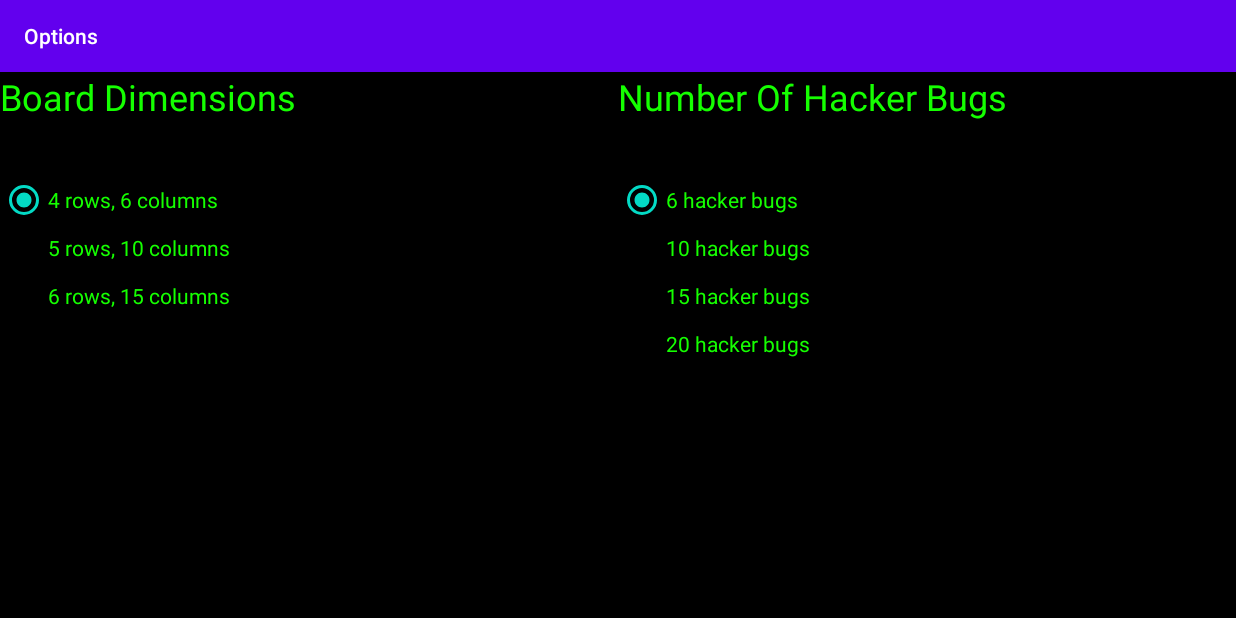
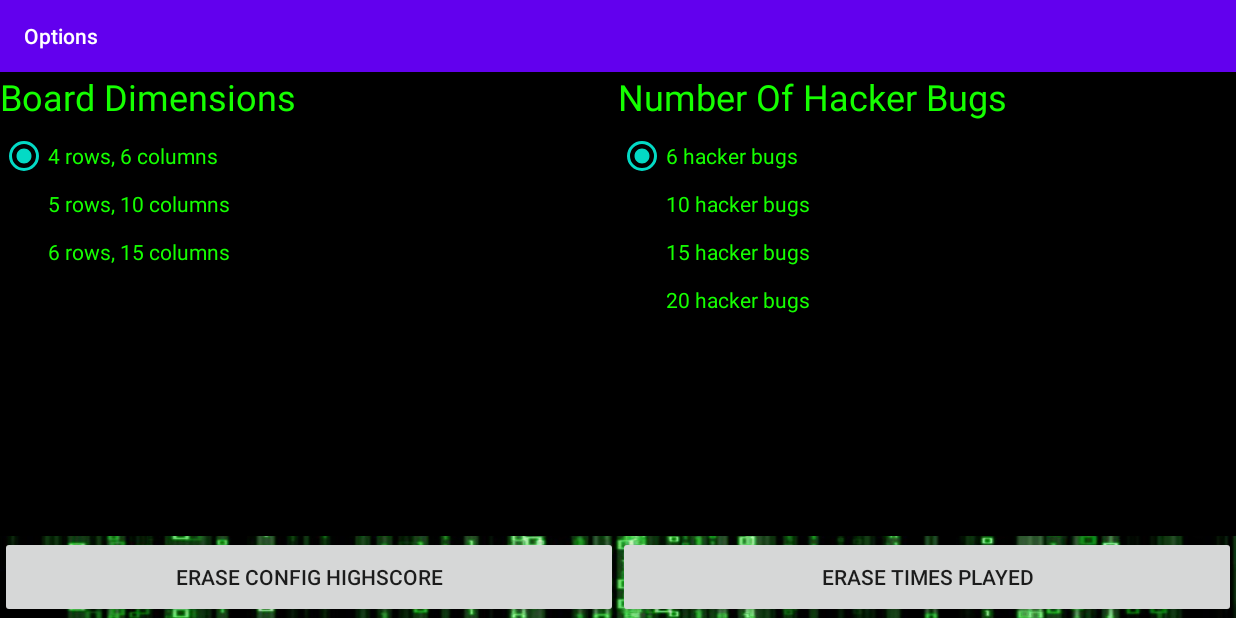
Before and after one commit to Chang-Y-Y/basic-android-game, an Android app: the OptionsActivity screen opened directly, with no data from a screen before it, on a phone screen of 824 x 412 dp (held sideways). Run offline under Robolectric (Android 15) with nearby library versions, the phone set to English and light mode, and no system bars.

Commit message:
Added the reset buttons for high score and times played

```diff
--- a/app/src/main/java/ca/cmpt276/as3/MainActivity.java
+++ b/app/src/main/java/ca/cmpt276/as3/MainActivity.java
@@ -64,8 +64,8 @@ public class MainActivity extends AppCompatActivity {
             @Override
             public void onClick(View v) {
                 OptionsConfig optionsConfig = OptionsConfig.getInstance();
+                OptionsActivity.saveNumGamesStarted(MainActivity.this, optionsConfig.getNumGamesStarted());
                 optionsConfig.incrementNumGamesStarted();
-                OptionsActivity.saveNumGamesStarted(MainActivity.this, optionsConfig.getNumGamesStarted());
 
                 Intent intent = GameActivity.makeIntent(MainActivity.this);
                 startActivity(intent);
--- a/app/src/main/java/ca/cmpt276/as3/OptionsActivity.java
+++ b/app/src/main/java/ca/cmpt276/as3/OptionsActivity.java
@@ -3,21 +3,15 @@ package ca.cmpt276.as3;
 import android.content.Context;
 import android.content.Intent;
 import android.content.SharedPreferences;
-import android.content.res.ColorStateList;
 import android.graphics.Color;
 import android.os.Bundle;
-
-import com.google.android.material.floatingactionbutton.FloatingActionButton;
-import com.google.android.material.snackbar.Snackbar;
+import android.view.View;
+import android.widget.Button;
+import android.widget.RadioButton;
+import android.widget.RadioGroup;
 
 import androidx.appcompat.app.AppCompatActivity;
-import androidx.appcompat.widget.AppCompatRadioButton;
 import androidx.appcompat.widget.Toolbar;
-
-import android.view.View;
-import android.widget.RadioButton;
-import android.widget.RadioGroup;
-import android.widget.Toast;
 
 import ca.cmpt276.as3.model.OptionsConfig;
 
@@ -39,18 +33,6 @@ public class OptionsActivity extends AppCompatActivity {
 
     private OptionsConfig optionsConfig;
 
-    // Setting color of the radio buttons https://stackoverflow.com/questions/17120199/change-circle-color-of-radio-button/41516331
-    private ColorStateList colorStateList = new ColorStateList(
-            new int[][]{
-                    new int[]{-android.R.attr.state_checked}, //disabled
-                    new int[]{android.R.attr.state_checked} //enabled
-            },
-            new int[]{
-                    Color.WHITE //disabled
-                    , Color.RED //enabled
-            }
-    );
-
     public static Intent makeIntent(Context context) {
         return new Intent(context, OptionsActivity.class);
     }
@@ -67,7 +49,8 @@ public class OptionsActivity extends AppCompatActivity {
         // Set up Radio Options
         setupNumBugsRadioButtons();
         setupBoardDimensionRadioButtons();
-
+        setupResetHighScoreButton();
+        setupResetTimesPlayedButton();
     }
 
     private void setupNumBugsRadioButtons() {
@@ -146,6 +129,30 @@ public class OptionsActivity extends AppCompatActivity {
         }
     }
 
+    private void setupResetHighScoreButton() {
+        Button button = findViewById(R.id.button_reset_highscore);
+        button.setOnClickListener(new View.OnClickListener() {
+            @Override
+            public void onClick(View v) {
+                optionsConfig.setHighScore(0);
+                saveHighScoreForCurrentConfig(OptionsActivity.this,
+                        optionsConfig.constructConfigString(),
+                        0);
+            }
+        });
+    }
+
+    private void setupResetTimesPlayedButton() {
+        Button button = findViewById(R.id.button_reset_played_games);
+        button.setOnClickListener(new View.OnClickListener() {
+            @Override
+            public void onClick(View v) {
+                optionsConfig.setNumGamesStarted(0);
+                saveNumGamesStarted(OptionsActivity.this, 0);
+            }
+        });
+    }
+
     private void saveBoardSize(int numRows, int numCols) {
         SharedPreferences sharedPreferences = this.getSharedPreferences(SHARED_PREFS_NAME, MODE_PRIVATE);
         SharedPreferences.Editor editor = sharedPreferences.edit();
--- a/app/src/main/res/layout/content_options.xml
+++ b/app/src/main/res/layout/content_options.xml
@@ -5,6 +5,16 @@
     android:layout_width="match_parent"
     android:layout_height="match_parent"
     app:layout_behavior="@string/appbar_scrolling_view_behavior">
+
+    <Button
+        android:id="@+id/button_reset_played_games"
+        android:layout_width="0dp"
+        android:layout_height="0dp"
+        android:text="@string/erase_times_played"
+        app:layout_constraintBottom_toBottomOf="parent"
+        app:layout_constraintEnd_toEndOf="parent"
+        app:layout_constraintStart_toEndOf="@+id/button_reset_highscore"
+        app:layout_constraintTop_toBottomOf="@+id/radio_group_num_bugs" />
 
     <androidx.constraintlayout.widget.Guideline
         android:id="@+id/guideline5"
@@ -18,7 +28,7 @@
         android:layout_width="wrap_content"
         android:layout_height="wrap_content"
         android:orientation="horizontal"
-        app:layout_constraintGuide_percent="0.19" />
+        app:layout_constraintGuide_percent="0.11" />
 
     <TextView
         android:id="@+id/text_board_dimension"
@@ -51,7 +61,7 @@
         android:layout_width="0dp"
         android:layout_height="0dp"
         android:background="#000000"
-        app:layout_constraintBottom_toBottomOf="parent"
+        app:layout_constraintBottom_toTopOf="@+id/guideline18"
         app:layout_constraintEnd_toEndOf="parent"
         app:layout_constraintStart_toStartOf="@+id/guideline5"
         app:layout_constraintTop_toTopOf="@+id/guideline11" />
@@ -61,8 +71,25 @@
         android:layout_width="0dp"
         android:layout_height="0dp"
         android:background="#000000"
+        app:layout_constraintBottom_toTopOf="@+id/guideline18"
+        app:layout_constraintEnd_toStartOf="@+id/guideline5"
+        app:layout_constraintStart_toStartOf="parent"
+        app:layout_constraintTop_toTopOf="@+id/guideline11" />
+
+    <androidx.constraintlayout.widget.Guideline
+        android:id="@+id/guideline18"
+        android:layout_width="wrap_content"
+        android:layout_height="wrap_content"
+        android:orientation="horizontal"
+        app:layout_constraintGuide_percent="0.85" />
+
+    <Button
+        android:id="@+id/button_reset_highscore"
+        android:layout_width="0dp"
+        android:layout_height="0dp"
+        android:text="@string/erase_config_highscore"
         app:layout_constraintBottom_toBottomOf="parent"
         app:layout_constraintEnd_toStartOf="@+id/guideline5"
         app:layout_constraintStart_toStartOf="parent"
-        app:layout_constraintTop_toTopOf="@+id/guideline11" />
+        app:layout_constraintTop_toTopOf="@+id/guideline18" />
 </androidx.constraintlayout.widget.ConstraintLayout>
--- a/app/src/main/res/values/strings.xml
+++ b/app/src/main/res/values/strings.xml
@@ -43,4 +43,6 @@
     <string name="textview">TextView</string>
     <string name="highscore_text">"Highscore: %1d"</string>
     <string name="num_games_started">"Times Played: %1d"</string>
+    <string name="erase_times_played">Erase times played</string>
+    <string name="erase_config_highscore">Erase config highscore</string>
 </resources>
```
